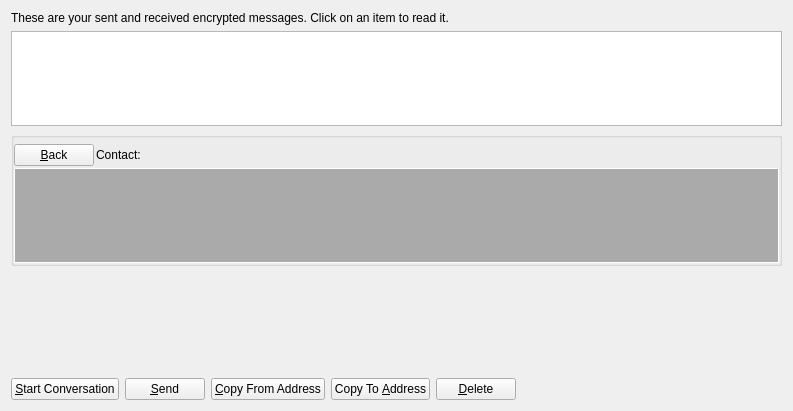
Qt form src/qt/forms/messagepage.ui (deeponion/deeponion-legacy) before a commit.
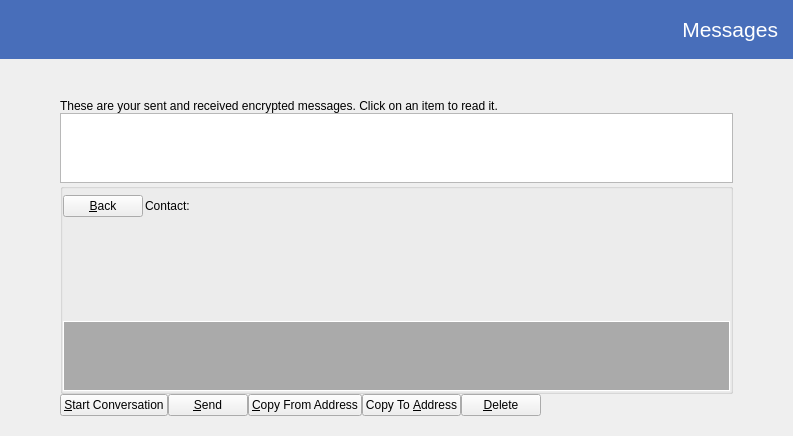
The same form after that commit. Icons and pictures are not drawn. Custom widgets are drawn as their Qt base class.

Commit message:
Started working on Messages Page
Started working on Messages Page

The edit to the form file:
```diff
--- a/src/qt/forms/messagepage.ui
+++ b/src/qt/forms/messagepage.ui
@@ -17,6 +17,99 @@
    <string notr="true"/>
   </property>
   <layout class="QVBoxLayout" name="verticalLayout_2">
+   <property name="spacing">
+    <number>0</number>
+   </property>
+   <property name="leftMargin">
+    <number>0</number>
+   </property>
+   <property name="topMargin">
+    <number>0</number>
+   </property>
+   <property name="rightMargin">
+    <number>0</number>
+   </property>
+   <property name="bottomMargin">
+    <number>0</number>
+   </property>
+   <item>
+    <widget class="QLabel" name="label">
+     <property name="minimumSize">
+      <size>
+       <width>0</width>
+       <height>59</height>
+      </size>
+     </property>
+     <property name="font">
+      <font>
+       <pointsize>16</pointsize>
+      </font>
+     </property>
+     <property name="styleSheet">
+      <string notr="true">background-color: #486EBA; color: white;padding-right: 10px;</string>
+     </property>
+     <property name="text">
+      <string>Messages</string>
+     </property>
+     <property name="alignment">
+      <set>Qt::AlignRight|Qt::AlignTrailing|Qt::AlignVCenter</set>
+     </property>
+    </widget>
+   </item>
+   <item>
+    <spacer name="verticalSpacer">
+     <property name="orientation">
+      <enum>Qt::Vertical</enum>
+     </property>
+     <property name="sizeType">
+      <enum>QSizePolicy::Fixed</enum>
+     </property>
+     <property name="sizeHint" stdset="0">
+      <size>
+       <width>20</width>
+       <height>40</height>
+      </size>
+     </property>
+    </spacer>
+   </item>
+   <item>
+    <layout class="QHBoxLayout" name="horizontalLayout_2">
+     <property name="spacing">
+      <number>0</number>
+     </property>
+     <property name="leftMargin">
+      <number>0</number>
+     </property>
+     <property name="topMargin">
+      <number>0</number>
+     </property>
+     <property name="bottomMargin">
+      <number>0</number>
+     </property>
+     <item>
+      <spacer name="horizontalSpacer_4">
+       <property name="orientation">
+        <enum>Qt::Horizontal</enum>
+       </property>
+       <property name="sizeType">
+        <enum>QSizePolicy::Fixed</enum>
+       </property>
+       <property name="sizeHint" stdset="0">
+        <size>
+         <width>60</width>
+         <height>20</height>
+        </size>
+       </property>
+      </spacer>
+     </item>
+     <item>
+      <layout class="QVBoxLayout" name="verticalLayout_5">
+       <property name="spacing">
+        <number>0</number>
+       </property>
+       <property name="bottomMargin">
+        <number>0</number>
+       </property>
    <item>
     <widget class="QLabel" name="labelExplanation">
      <property name="text">
@@ -59,8 +152,6 @@
     </widget>
    </item>
    <item>
-    <layout class="QVBoxLayout" name="verticalLayout">
-     <item>
       <widget class="QGroupBox" name="messageDetails">
        <property name="title">
         <string/>
@@ -123,6 +214,16 @@
           </item>
          </layout>
         </item>
+          <item>
+           <widget class="MRichTextEdit" name="messageEdit" native="true">
+            <property name="minimumSize">
+             <size>
+              <width>0</width>
+              <height>100</height>
+             </size>
+            </property>
+           </widget>
+          </item>
         <item>
          <widget class="QListView" name="listConversation">
           <property name="styleSheet">
@@ -144,16 +245,6 @@
        </layout>
       </widget>
      </item>
-     <item>
-      <widget class="MRichTextEdit" name="messageEdit" native="true">
-       <property name="minimumSize">
-        <size>
-         <width>0</width>
-         <height>100</height>
-        </size>
-       </property>
-      </widget>
-     </item>
      <item>
       <layout class="QHBoxLayout" name="horizontalLayout">
        <item>
@@ -237,6 +328,40 @@
         </spacer>
        </item>
       </layout>
+       </item>
+       <item>
+        <spacer name="verticalSpacer_2">
+         <property name="orientation">
+          <enum>Qt::Vertical</enum>
+         </property>
+         <property name="sizeType">
+          <enum>QSizePolicy::Fixed</enum>
+         </property>
+         <property name="sizeHint" stdset="0">
+          <size>
+           <width>20</width>
+           <height>20</height>
+          </size>
+         </property>
+        </spacer>
+       </item>
+      </layout>
+     </item>
+     <item>
+      <spacer name="horizontalSpacer_2">
+       <property name="orientation">
+        <enum>Qt::Horizontal</enum>
+       </property>
+       <property name="sizeType">
+        <enum>QSizePolicy::Fixed</enum>
+       </property>
+       <property name="sizeHint" stdset="0">
+        <size>
+         <width>60</width>
+         <height>20</height>
+        </size>
+       </property>
+      </spacer>
      </item>
     </layout>
    </item>
```
Lines whose indentation alone changed are shown as unchanged.
